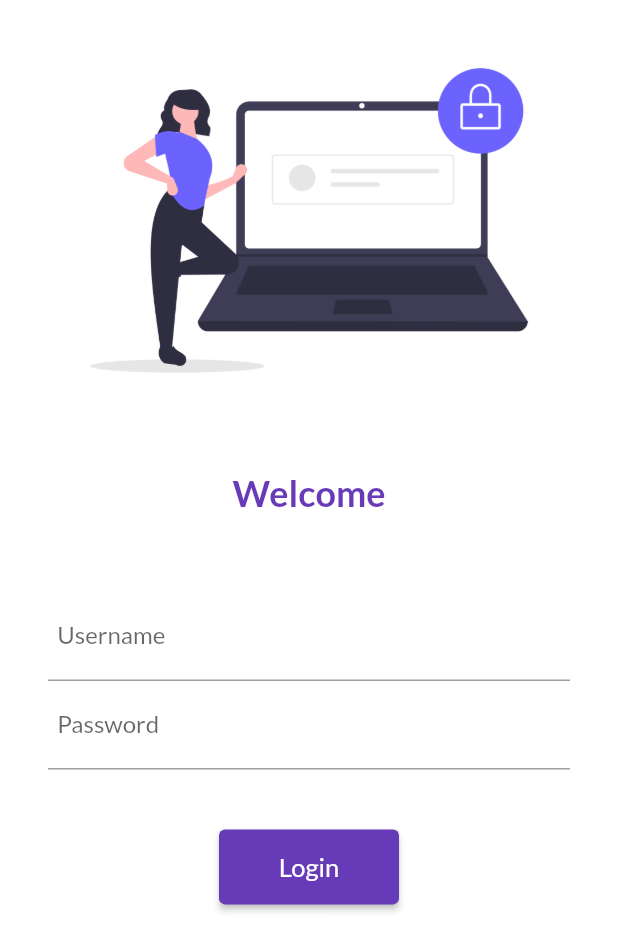
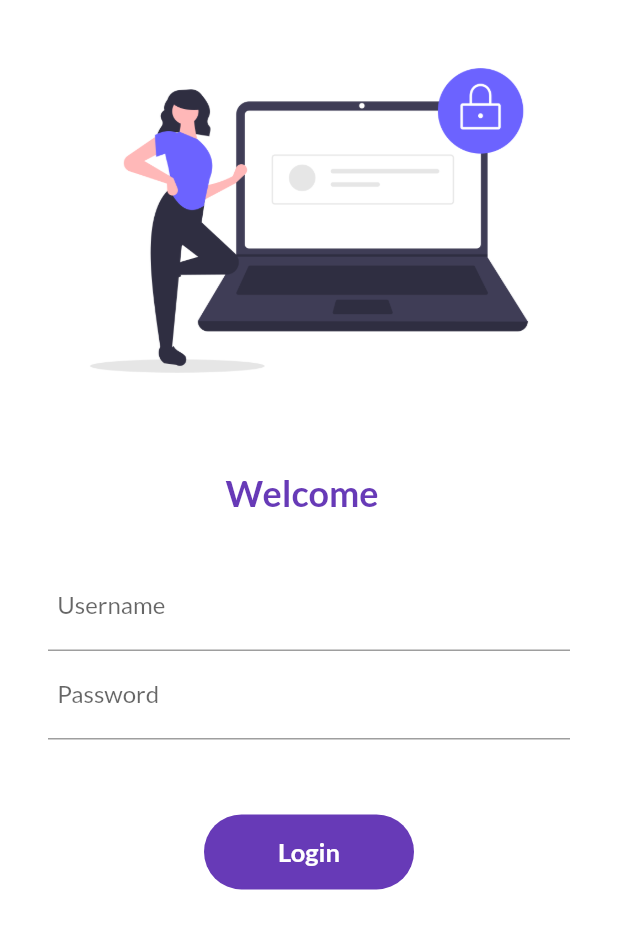
Before and after one commit to ShivkalyanRaja/First_flutter_app, a Flutter app: the screen it shows after launch, on a phone screen of 412 x 824 dp. Shown: the top 951 px of the screen. Run offline on Flutter 3.47's test engine with Material 2 defaults, Android fonts, the phone set to English and light mode, and no system bars; our stand-ins replace google_fonts.

Commit message:
Login button animated (day6)

```diff
--- a/lib/pages/login_page.dart
+++ b/lib/pages/login_page.dart
@@ -4,9 +4,16 @@ import 'package:flutter/material.dart';
 import 'package:flutter_application_1/pages/home_page.dart';
 import 'package:flutter_application_1/util/routes.dart';
 
-class LoginPage extends StatelessWidget {
+class LoginPage extends StatefulWidget {
   const LoginPage({super.key});
 
+  @override
+  State<LoginPage> createState() => _LoginPageState();
+}
+
+class _LoginPageState extends State<LoginPage> {
+  String name = "";
+  bool changeButton = false;
   @override
   Widget build(BuildContext context) {
     return Material(
@@ -24,16 +31,16 @@ class LoginPage extends StatelessWidget {
               const SizedBox(
                 height: 20,
               ),
-              const Text(
-                "Welcome",
-                style: TextStyle(
+              Text(
+                "Welcome $name ",
+                style: const TextStyle(
                     color: Colors.deepPurple,
                     fontWeight: FontWeight.bold,
                     fontSize: 24),
               ),
-              const SizedBox(
-                height: 20,
-              ),
+              // const SizedBox(
+              //   height: 20,
+              // ),
               Padding(
                 padding:
                     const EdgeInsets.symmetric(vertical: 32, horizontal: 32),
@@ -42,6 +49,11 @@ class LoginPage extends StatelessWidget {
                     TextFormField(
                       decoration: const InputDecoration(
                           hintText: " Enter Username", labelText: "  Username"),
+                      onChanged: (value) {
+                        name = value;
+                        setState(() {});
+                        ;
+                      },
                     ),
                     TextFormField(
                       obscureText: true,
@@ -49,17 +61,47 @@ class LoginPage extends StatelessWidget {
                           hintText: " Enter Password", labelText: "  Password"),
                     ),
                     const SizedBox(
-                      height: 40,
+                      height: 50,
                     ),
-                    ElevatedButton(
-                        onPressed: () {
-                          Navigator.pushNamed(context, MyRoutes.homeRoute);
-                        },
-                        style: TextButton.styleFrom(minimumSize: Size(120, 50)),
-                        child: const Text(
-                          "Login",
-                          style: TextStyle(fontSize: 17),
-                        ))
+                    InkWell(
+                      onTap: () async {
+                        setState(() {
+                          changeButton = true;
+                        });
+                        await Future.delayed(Duration(seconds: 1));
+                        Navigator.pushNamed(context, MyRoutes.homeRoute);
+                      },
+                      child: AnimatedContainer(
+                          duration: const Duration(seconds: 1),
+                          width: changeButton ? 70 : 140,
+                          height: changeButton ? 70 : 50,
+                          alignment: Alignment.center,
+                          decoration: BoxDecoration(
+                            color: changeButton
+                                ? const Color.fromARGB(255, 0, 167, 6)
+                                : Colors.deepPurple,
+                            borderRadius: BorderRadius.circular(50),
+                          ),
+                          child: changeButton
+                              ? const Icon(Icons.done, color: Colors.white)
+                              : const Text(
+                                  "Login",
+                                  style: TextStyle(
+                                      color: Colors.white,
+                                      fontWeight: FontWeight.bold,
+                                      fontSize: 17),
+                                )
+                          // ElevatedButton(
+                          //     onPressed: () {
+                          //       Navigator.pushNamed(context, MyRoutes.homeRoute);
+                          //     },
+                          //     style: TextButton.styleFrom(minimumSize: Size(120, 50)),
+                          //     child: const Text(
+                          //       "Login",
+                          //       style: TextStyle(fontSize: 17),
+                          //     ))
+                          ),
+                    )
                   ],
                 ),
               )
```
